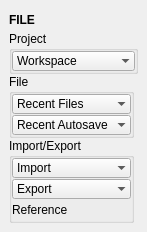
Above: tentacle/ui/file.ui from m3trik/tentacle before the change. Below: the same form after it.
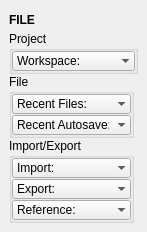
That is the form after the change. Custom widgets are drawn as their Qt base class.

Patch:
```diff
--- a/tentacle/ui/file.ui
+++ b/tentacle/ui/file.ui
@@ -130,7 +130,7 @@
            </property>
            <item>
             <property name="text">
-             <string>Workspace</string>
+             <string>Workspace:</string>
             </property>
            </item>
           </widget>
@@ -196,7 +196,7 @@
            </property>
            <item>
             <property name="text">
-             <string>Recent Files</string>
+             <string>Recent Files:</string>
             </property>
            </item>
           </widget>
@@ -226,7 +226,7 @@
            </property>
            <item>
             <property name="text">
-             <string>Recent Autosave</string>
+             <string>Recent Autosave:</string>
             </property>
            </item>
           </widget>
@@ -292,7 +292,7 @@
            </property>
            <item>
             <property name="text">
-             <string>Import</string>
+             <string>Import:</string>
             </property>
            </item>
           </widget>
@@ -322,19 +322,13 @@
            </property>
            <item>
             <property name="text">
-             <string>Export</string>
+             <string>Export:</string>
             </property>
            </item>
           </widget>
          </item>
          <item>
-          <widget class="Label" name="lbl005">
-           <property name="sizePolicy">
-            <sizepolicy hsizetype="Minimum" vsizetype="Fixed">
-             <horstretch>0</horstretch>
-             <verstretch>0</verstretch>
-            </sizepolicy>
-           </property>
+          <widget class="ComboBox" name="cmb000">
            <property name="minimumSize">
             <size>
              <width>0</width>
@@ -350,9 +344,17 @@
            <property name="toolTip">
             <string>Reference scenes in the workspace directory.</string>
            </property>
-           <property name="text">
-            <string>Reference</string>
+           <property name="sizeAdjustPolicy">
+            <enum>QComboBox::AdjustToContentsOnFirstShow</enum>
            </property>
+           <property name="frame">
+            <bool>false</bool>
+           </property>
+           <item>
+            <property name="text">
+             <string>Reference:</string>
+            </property>
+           </item>
           </widget>
          </item>
         </layout>
@@ -387,11 +389,6 @@
    <extends>QComboBox</extends>
    <header>widgets.combobox.h</header>
   </customwidget>
-  <customwidget>
-   <class>Label</class>
-   <extends>QLabel</extends>
-   <header>widgets.label.h</header>
-  </customwidget>
  </customwidgets>
  <resources/>
  <connections/>
```
Left out of the diff: 4 changed lines with no effect on the pictures.
